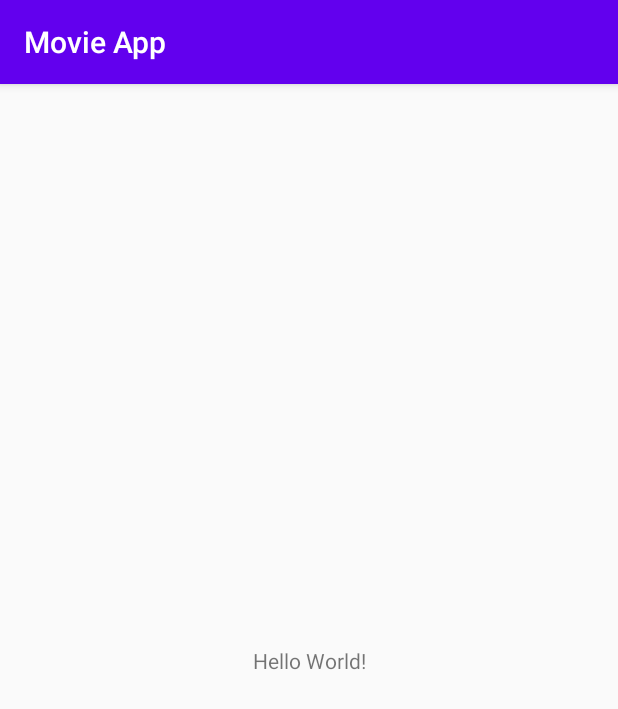
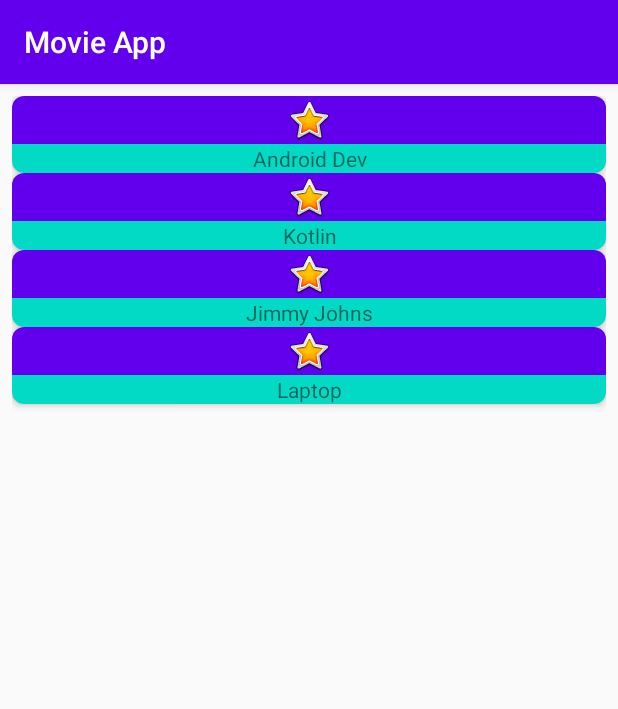
Before and after one commit to john-minney-iii/RW-BootCamp, an Android app: the screen it shows after launch (MainActivity), on a phone screen of 412 x 824 dp. Shown: the top 709 px of the screen. Run offline under Robolectric (Android 15) with nearby library versions, the phone set to English and light mode, and no system bars.

Commit message:
Set up RecyclerView with CardView Next is to try and make this a Grid style Layout

```diff
--- a/Week-4/MovieApp/app/build.gradle
+++ b/Week-4/MovieApp/app/build.gradle
@@ -30,7 +30,9 @@ dependencies {
     implementation 'androidx.core:core-ktx:1.3.0'
     implementation 'androidx.appcompat:appcompat:1.1.0'
     implementation 'androidx.constraintlayout:constraintlayout:1.1.3'
-    testImplementation 'junit:junit:4.12'
+    implementation 'androidx.recyclerview:recyclerview:1.1.0'
+    implementation "androidx.cardview:cardview:1.0.0"
+    testImplementation 'junit:junit:4.13'
     androidTestImplementation 'androidx.test.ext:junit:1.1.1'
     androidTestImplementation 'androidx.test.espresso:espresso-core:3.2.0'
 
--- a/Week-4/MovieApp/app/src/main/java/com/minneydev/movieapp/MainActivity.kt
+++ b/Week-4/MovieApp/app/src/main/java/com/minneydev/movieapp/MainActivity.kt
@@ -2,10 +2,17 @@ package com.minneydev.movieapp
 
 import androidx.appcompat.app.AppCompatActivity
 import android.os.Bundle
+import androidx.recyclerview.widget.LinearLayoutManager
+import com.minneydev.movieapp.ui.MainAdapter
+import kotlinx.android.synthetic.main.activity_main.*
 
 class MainActivity : AppCompatActivity() {
     override fun onCreate(savedInstanceState: Bundle?) {
         super.onCreate(savedInstanceState)
         setContentView(R.layout.activity_main)
+
+        mainRecyclerView.layoutManager = LinearLayoutManager(this)
+        mainRecyclerView.adapter = MainAdapter()
+
     }
 }
--- /dev/null
+++ b/Week-4/MovieApp/app/src/main/java/com/minneydev/movieapp/ui/MainAdapter.kt
@@ -0,0 +1,28 @@
+package com.minneydev.movieapp.ui
+
+import android.view.LayoutInflater
+import android.view.ViewGroup
+import androidx.recyclerview.widget.RecyclerView
+import com.minneydev.movieapp.R
+
+class MainAdapter : RecyclerView.Adapter<MainViewHolder>() {
+
+    private val placeHolderStrings = arrayOf(
+        "Android Dev", "Kotlin", "Jimmy Johns", "Laptop"
+    )
+
+    override fun onCreateViewHolder(parent: ViewGroup, viewType: Int): MainViewHolder {
+        val view = LayoutInflater.from(parent.context)
+            .inflate(R.layout.main_card, parent, false)
+        return MainViewHolder(view)
+    }
+
+    override fun getItemCount(): Int {
+        return placeHolderStrings.size
+    }
+
+    override fun onBindViewHolder(holder: MainViewHolder, position: Int) {
+        holder.movieTitle.text = placeHolderStrings[position]
+    }
+
+}
--- /dev/null
+++ b/Week-4/MovieApp/app/src/main/java/com/minneydev/movieapp/ui/MainViewHolder.kt
@@ -0,0 +1,14 @@
+package com.minneydev.movieapp.ui
+
+import android.view.View
+import android.widget.ImageView
+import android.widget.TextView
+import androidx.recyclerview.widget.RecyclerView
+import com.minneydev.movieapp.R
+
+class MainViewHolder(view: View) : RecyclerView.ViewHolder(view) {
+
+    var movieTitle = view.findViewById<TextView>(R.id.movieName)
+    var moviePoster = view.findViewById<ImageView>(R.id.moviePoster)
+
+}
--- a/Week-4/MovieApp/app/src/main/res/layout/activity_main.xml
+++ b/Week-4/MovieApp/app/src/main/res/layout/activity_main.xml
@@ -6,13 +6,14 @@
     android:layout_height="match_parent"
     tools:context=".MainActivity">
 
-    <TextView
-        android:layout_width="wrap_content"
-        android:layout_height="wrap_content"
-        android:text="Hello World!"
+    <androidx.recyclerview.widget.RecyclerView
+        android:id="@+id/mainRecyclerView"
+        android:layout_width="0dp"
+        android:layout_height="0dp"
+        android:layout_margin="@dimen/recycler_view_margin"
         app:layout_constraintBottom_toBottomOf="parent"
-        app:layout_constraintLeft_toLeftOf="parent"
-        app:layout_constraintRight_toRightOf="parent"
+        app:layout_constraintEnd_toEndOf="parent"
+        app:layout_constraintStart_toStartOf="parent"
         app:layout_constraintTop_toTopOf="parent" />
 
 </androidx.constraintlayout.widget.ConstraintLayout>
--- /dev/null
+++ b/Week-4/MovieApp/app/src/main/res/layout/main_card.xml
@@ -0,0 +1,35 @@
+<?xml version="1.0" encoding="utf-8"?>
+<androidx.cardview.widget.CardView xmlns:android="http://schemas.android.com/apk/res/android"
+    xmlns:app="http://schemas.android.com/apk/res-auto"
+    android:id="@+id/movieCard"
+    android:layout_width="match_parent"
+    android:layout_height="wrap_content"
+    app:cardCornerRadius="8dp"
+    app:cardElevation="3dp">
+
+    <LinearLayout
+        android:id="@+id/move_card_linear_layout"
+        android:layout_width="match_parent"
+        android:layout_height="wrap_content"
+        android:gravity="center"
+        android:orientation="vertical">
+
+        <ImageView
+            android:id="@+id/moviePoster"
+            android:layout_width="match_parent"
+            android:layout_height="wrap_content"
+            android:layout_gravity="center"
+            android:background="@color/colorPrimary"
+            android:contentDescription="@string/poster"
+            app:srcCompat="@android:drawable/btn_star_big_on" />
+
+        <TextView
+            android:id="@+id/movieName"
+            android:layout_width="match_parent"
+            android:layout_height="wrap_content"
+            android:layout_gravity="center"
+            android:background="@color/colorAccent"
+            android:gravity="center"
+            android:text="@string/placeholder" />
+    </LinearLayout>
+</androidx.cardview.widget.CardView>
--- /dev/null
+++ b/Week-4/MovieApp/app/src/main/res/values/dimens.xml
@@ -0,0 +1,5 @@
+<?xml version="1.0" encoding="utf-8"?>
+<resources>
+    <dimen name="recycler_view_margin">8dp</dimen>
+
+</resources>
--- a/Week-4/MovieApp/app/src/main/res/values/strings.xml
+++ b/Week-4/MovieApp/app/src/main/res/values/strings.xml
@@ -1,3 +1,5 @@
 <resources>
     <string name="app_name">Movie App</string>
+    <string name="poster">Movie Poster</string>
+    <string name="placeholder">Place Holder</string>
 </resources>
```
